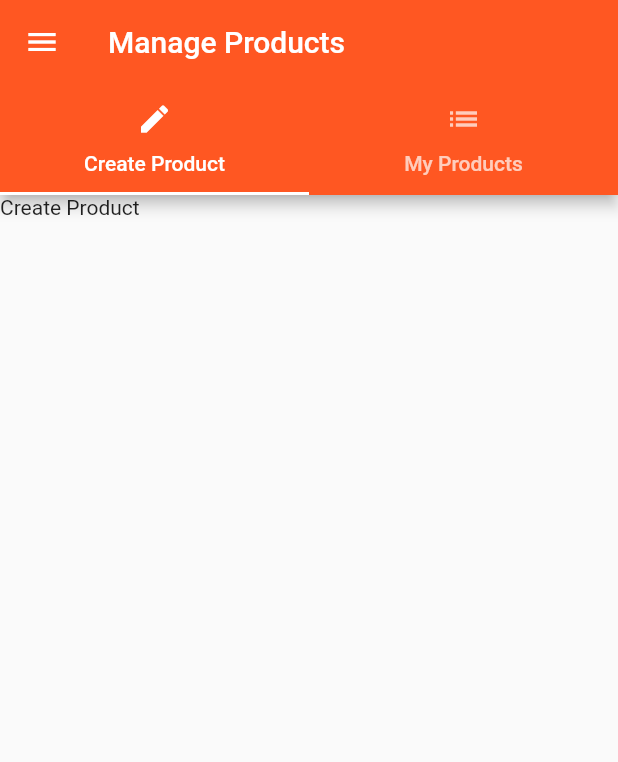
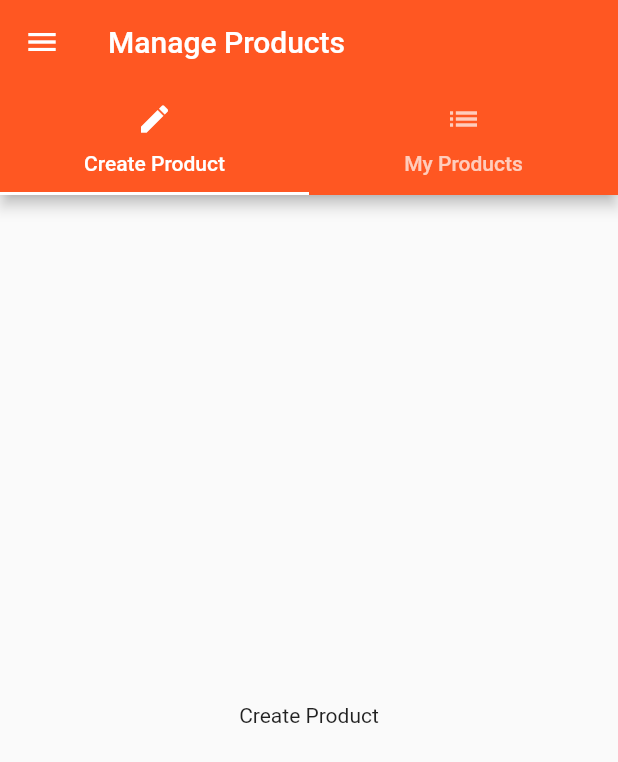
Before and after one commit to alfaodin/flutter_course, a Flutter app: the ProductManager screen opened directly, in the side drawer, after a tap on "Manage Product", on a phone screen of 412 x 824 dp. Shown: the top 762 px of the screen. Run offline on Flutter 3.47's test engine with Material 2 defaults, Android fonts, the phone set to English and light mode, and no system bars; statements that could not run were skipped.

```diff
--- a/lib/pages/products/product_create.dart
+++ b/lib/pages/products/product_create.dart
@@ -5,8 +5,10 @@ class ProductCreate extends StatelessWidget {
 
   @override
   Widget build(BuildContext context) {
-    return Container(
-      child: Text('Create Product'),
+    return Center(
+      child: Container(
+        child: Text('Create Product'),
+      ),
     );
   }
 }
--- a/lib/pages/products/product_list.dart
+++ b/lib/pages/products/product_list.dart
@@ -5,8 +5,10 @@ class ProductList extends StatelessWidget {
 
   @override
   Widget build(BuildContext context) {
-    return Container(
-      child: Text('Product Lista'),
+    return Center(
+      child: Container(
+        child: Text('Product Lista'),
+      ),
     );
   }
 }
--- a/lib/product_manager.dart
+++ b/lib/product_manager.dart
@@ -56,12 +56,7 @@ class _ProductManagerState extends State<ProductManager> {
             ),
             ListTile(
               title: Text('Manage Product'),
-              onTap: () => Navigator.pushReplacement(
-                    context,
-                    MaterialPageRoute(
-                      builder: (BuildContext context) => ProductAdmin(),
-                    ),
-                  ),
+              onTap: () => Navigator.pushReplacementNamed(context, '/admin'),
             )
           ],
         ),
```
Also changed, not shown: lib/main.dart (+8 -1 lines).
